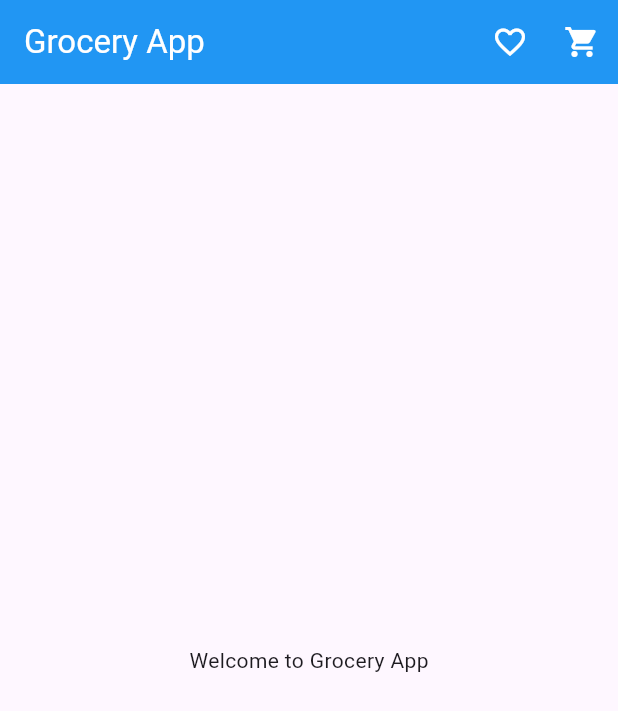
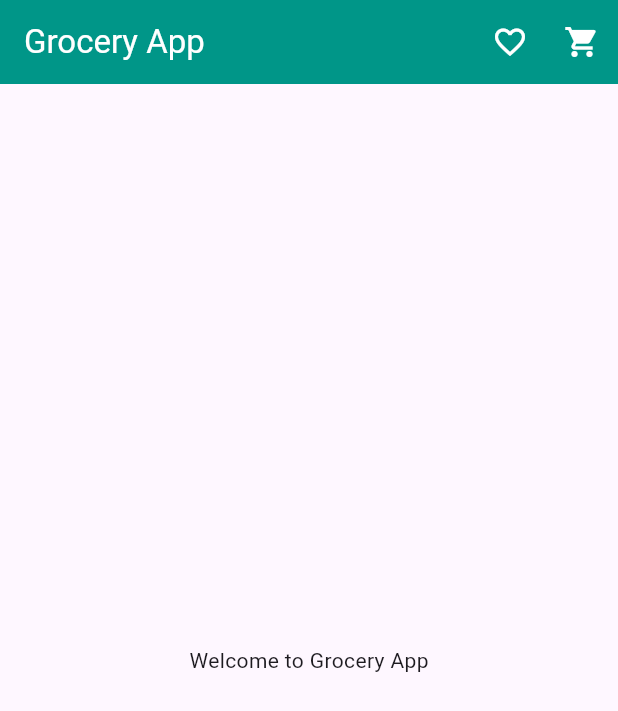
Before and after one commit to MontasirOpi/grocery_app_using_bloc, a Flutter app: the screen it shows after launch, on a phone screen of 412 x 824 dp. Shown: the top 711 px of the screen. Run offline on Flutter 3.47's test engine with Material 3 defaults, Android fonts, the phone set to English and light mode, and no system bars; our stand-ins replace bloc, flutter_bloc.

Commit message:
working with bloc in home

```diff
--- a/lib/data/grocery_data.dart
+++ b/lib/data/grocery_data.dart
@@ -1,7 +1,7 @@
 class GroceryData {
-  List<Map<String, dynamic>> products = [
+  List<Map<String, dynamic>> groceryProducts = [
     {
-      'id': 1,
+      'id': '1',
       'name': 'Tea',
       'description': 'A refreshing hot beverage made from tea leaves.',
       'price': 10.0,
@@ -9,7 +9,7 @@ class GroceryData {
           'https://th.bing.com/th/id/R.e8a6f8de33ef09d981fe41d4f4129736?rik=S%2bIr82%2bLlZOGAA&pid=ImgRaw&r=0',
     },
     {
-      'id': 2,
+      'id': '2',
       'name': 'Coffee',
       'description': 'A strong and energizing drink made from coffee beans.',
       'price': 15.0,
@@ -17,7 +17,7 @@ class GroceryData {
           'https://th.bing.com/th/id/OIP.sxphRAolK5Q42_BPVPpH7AHaE8?w=266&h=180&c=7&r=0&o=5&dpr=1.3&pid=1.7',
     },
     {
-      'id': 3,
+      'id': '3',
       'name': 'Juice',
       'description': 'A healthy and fresh fruit juice with natural sweetness.',
       'price': 20.0,
@@ -25,7 +25,7 @@ class GroceryData {
           'https://images.unsplash.com/photo-1549128247-37e905ebdb3f?ixlib=rb-1.2.1&ixid=eyJhcHBfaWQiOjEyMDd9&w=1000&q=80',
     },
     {
-      'id': 4,
+      'id': '4',
       'name': 'Milk',
       'description': 'Pure and fresh milk rich in calcium and vitamins.',
       'price': 12.5,
--- a/lib/features/home/bloc/home_bloc_bloc.dart
+++ b/lib/features/home/bloc/home_bloc_bloc.dart
@@ -1,6 +1,8 @@
 import 'dart:async';
 
 import 'package:bloc/bloc.dart';
+import 'package:grocery_app/data/grocery_data.dart';
+import 'package:grocery_app/features/home/models/home_product_data_models.dart';
 import 'package:meta/meta.dart';
 
 part 'home_bloc_event.dart';
@@ -8,25 +10,70 @@ part 'home_bloc_state.dart';
 
 class HomeBlocBloc extends Bloc<HomeBlocEvent, HomeBlocState> {
   HomeBlocBloc() : super(HomeBlocInitial()) {
-   on<HomeProductWishListButtonClickEvent>(homeProductWishListButtonClickEvent);
-   on<HomeProductCartButtonClickEvent>(homeProductCartButtonClickEvent);
-   on<HomeWishlistButtonNavigateEvent>(homeWishlistButtonNavigateEvent);
-   on<HomeCartButtonNavigateEvent>(homeCartButtonNavigateEvent);
+    on<HomeInitialEvent>(homeInitialEvent);
+    on<HomeProductWishListButtonClickEvent>(
+      homeProductWishListButtonClickEvent,
+    );
+    on<HomeProductCartButtonClickEvent>(
+      homeProductCartButtonClickEvent,
+    );
+    on<HomeWishlistButtonNavigateEvent>(
+      homeWishlistButtonNavigateEvent,
+    );
+    on<HomeCartButtonNavigateEvent>(homeCartButtonNavigateEvent);
   }
 
-  FutureOr<void> homeProductWishListButtonClickEvent(HomeProductWishListButtonClickEvent event, Emitter<HomeBlocState> emit) {
+  FutureOr<void> homeInitialEvent(
+    HomeInitialEvent event,
+    Emitter<HomeBlocState> emit,
+  ) async {
+    emit(HomeLoadingState());
+    await Future.delayed(const Duration(seconds: 2));
+    emit(
+      HomeLoadingSuccessState(
+        products:
+            GroceryData().groceryProducts
+                .map(
+                  (e) => ProductDataMOdels(
+                    id: e['id'],
+                    name: e['name'],
+                    description: e['description'],
+                    price: e['price'],
+                    imageUrl: e['imageUrl'],
+                  ),
+                )
+                .toList(),
+      ),
+    );
+  }
+
+  FutureOr<void> homeProductWishListButtonClickEvent(
+    HomeProductWishListButtonClickEvent event,
+    Emitter<HomeBlocState> emit,
+  ) {
     print('wishlist product clicked');
   }
 
-  FutureOr<void> homeProductCartButtonClickEvent(HomeProductCartButtonClickEvent event, Emitter<HomeBlocState> emit) {
+  FutureOr<void> homeProductCartButtonClickEvent(
+    HomeProductCartButtonClickEvent event,
+    Emitter<HomeBlocState> emit,
+  ) {
     print('cart product clicked');
   }
 
-  FutureOr<void> homeWishlistButtonNavigateEvent(HomeWishlistButtonNavigateEvent event, Emitter<HomeBlocState> emit) {
+  FutureOr<void> homeWishlistButtonNavigateEvent(
+    HomeWishlistButtonNavigateEvent event,
+    Emitter<HomeBlocState> emit,
+  ) {
     print('wishlist navigate clicked');
+    emit(HomeNavigateToWishlistPageActionState());
   }
 
-  FutureOr<void> homeCartButtonNavigateEvent(HomeCartButtonNavigateEvent event, Emitter<HomeBlocState> emit) {
+  FutureOr<void> homeCartButtonNavigateEvent(
+    HomeCartButtonNavigateEvent event,
+    Emitter<HomeBlocState> emit,
+  ) {
     print('cart navigate clicked');
+    emit(HomeNavigateToCartPageActionState());
   }
 }
--- a/lib/features/home/bloc/home_bloc_event.dart
+++ b/lib/features/home/bloc/home_bloc_event.dart
@@ -3,16 +3,12 @@ part of 'home_bloc_bloc.dart';
 @immutable
 sealed class HomeBlocEvent {}
 
-class HomeProductWishListButtonClickEvent extends HomeBlocEvent {
+class HomeInitialEvent extends HomeBlocEvent {}
 
-}
-class HomeProductCartButtonClickEvent extends HomeBlocEvent {
+class HomeProductWishListButtonClickEvent extends HomeBlocEvent {}
 
-}
+class HomeProductCartButtonClickEvent extends HomeBlocEvent {}
 
-class HomeWishlistButtonNavigateEvent extends HomeBlocEvent {
+class HomeWishlistButtonNavigateEvent extends HomeBlocEvent {}
 
-}
-class HomeCartButtonNavigateEvent extends HomeBlocEvent {
-
-}
+class HomeCartButtonNavigateEvent extends HomeBlocEvent {}
--- a/lib/features/home/bloc/home_bloc_state.dart
+++ b/lib/features/home/bloc/home_bloc_state.dart
@@ -8,7 +8,11 @@ final class HomeBlocInitial extends HomeBlocState {}
 
 class HomeLoadingState extends HomeBlocState {}
 
-class HomeLoadingSuccessState extends HomeBlocState {}
+class HomeLoadingSuccessState extends HomeBlocState {
+  final List<ProductDataMOdels> products;
+
+  HomeLoadingSuccessState({required this.products});
+}
 
 class HomeErrorState extends HomeBlocState {}
 
--- /dev/null
+++ b/lib/features/home/models/home_product_data_models.dart
@@ -0,0 +1,15 @@
+class ProductDataMOdels {
+  final String id;
+  final String name;
+  final String description;
+  final double price;
+  final String imageUrl;
+
+  ProductDataMOdels({
+    required this.id,
+    required this.name,
+    required this.description,
+    required this.price,
+    required this.imageUrl,
+  });
+}
--- a/lib/features/home/ui/home.dart
+++ b/lib/features/home/ui/home.dart
@@ -1,6 +1,8 @@
 import 'package:flutter/material.dart';
 import 'package:flutter_bloc/flutter_bloc.dart';
+import 'package:grocery_app/features/cart/ui/cart.dart';
 import 'package:grocery_app/features/home/bloc/home_bloc_bloc.dart';
+import 'package:grocery_app/features/wishlist/ui/wishlist.dart';
 
 class Home extends StatefulWidget {
   const Home({super.key});
@@ -10,22 +12,47 @@ class Home extends StatefulWidget {
 }
 
 class _HomeState extends State<Home> {
+  @override
+  void initState() {
+    homeBloc.add(HomeInitialEvent());
+    super.initState();
+  }
+
   final HomeBlocBloc homeBloc = HomeBlocBloc();
   @override
   Widget build(BuildContext context) {
     return BlocConsumer<HomeBlocBloc, HomeBlocState>(
       bloc: homeBloc,
-      listener: (context, state) {},
-      // listenWhen: (previous, current) {},
-      // buildWhen: (previous, current) {},
+
+      listenWhen: (previous, current) => current is HomeActionState,
+      buildWhen: (previous, current) => current is! HomeActionState,
+      listener: (context, state) {
+        if (state is HomeNavigateToCartPageActionState) {
+          Navigator.push(
+            context,
+            MaterialPageRoute(builder: (context) => const Cart()),
+          );
+        } else if (state is HomeNavigateToWishlistPageActionState) {
+          Navigator.push(
+            context,
+            MaterialPageRoute(builder: (context) => const Wishlist()),
+          );
+        }
+      },
       builder: (context, state) {
+        switch (state.runtimeType) {
+          case HomeLoadingState:
+            return Scaffold(
+              body: const Center(child: CircularProgressIndicator()),
+            );
+          case HomeLoadingSuccessState:
             return Scaffold(
               appBar: AppBar(
                 title: const Text(
                   'Grocery App',
                   style: TextStyle(color: Colors.white),
                 ),
-            backgroundColor: Colors.blue,
+                backgroundColor: Colors.teal,
                 actions: [
                   IconButton(
                     onPressed: () {
@@ -43,8 +70,16 @@ class _HomeState extends State<Home> {
                   ),
                 ],
               ),
-          body: const Center(child: Text('Welcome to Grocery App')),
+              body: const Center(
+                child: Text('Welcome to Grocery App'),
+              ),
             );
+
+          case HomeErrorState():
+            return Scaffold(body: const Center(child: Text('Error')));
+          default:
+          return const SizedBox();
+        }
       },
     );
   }
```
Also changed, not shown: lib/features/cart/ui/cart.dart (added, +15 -0 lines), lib/features/wishlist/ui/wishlist.dart (added, +15 -0 lines), lib/features/home/ui/product_tile_widget.dart (added). Lines whose indentation alone changed are shown as unchanged.
